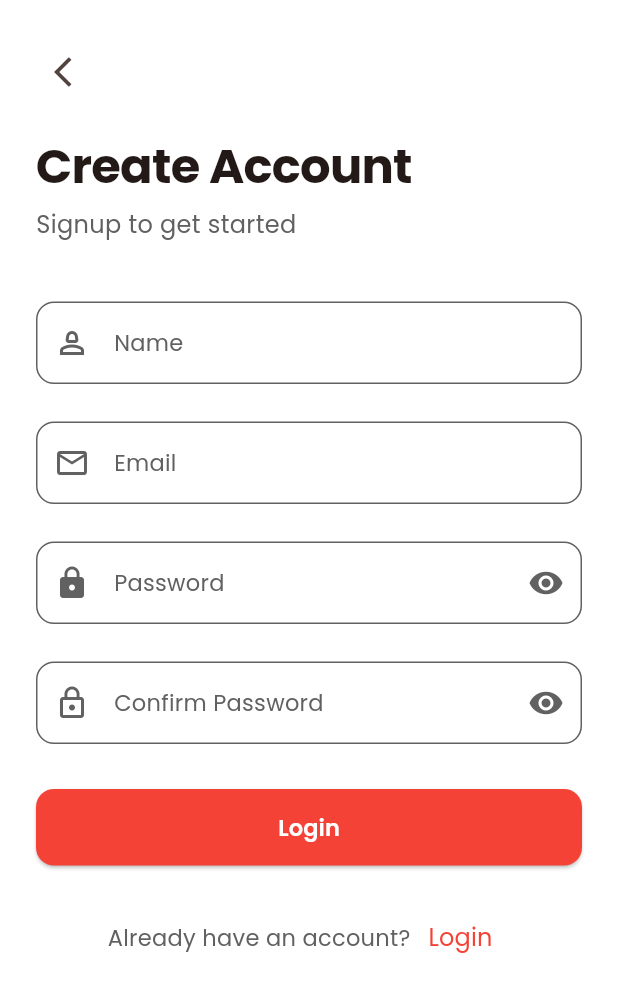
After one commit to ganeshchay2021/E_commerce_modernUI, a Flutter app: the SignUpScreen screen opened directly, on a phone screen of 412 x 824 dp. The commit adds this screen. Shown: the top 992 px of the screen. Run offline on Flutter 3.47's test engine with Material 3 defaults, Android fonts, the phone set to English and light mode, and no system bars; our stand-ins replace bloc, email_validator, flutter_bloc, google_fonts, shared_preferences; accounts and stored records are empty.

Commit message:
login, signup and forgot password screen added

```diff
--- /dev/null
+++ b/lib/view/signup/signup_screen.dart
@@ -0,0 +1,250 @@
+import 'package:e_commerce_modernui/utils/app_text_styles.dart';
+import 'package:e_commerce_modernui/widgets/custom_iconbutton.dart';
+import 'package:e_commerce_modernui/widgets/custom_textfield.dart';
+import 'package:email_validator/email_validator.dart';
+import 'package:flutter/material.dart';
+
+class SignUpScreen extends StatefulWidget {
+  const SignUpScreen({super.key});
+
+  @override
+  State<SignUpScreen> createState() => _SignUpScreenState();
+}
+
+class _SignUpScreenState extends State<SignUpScreen> {
+  final TextEditingController nameController = TextEditingController();
+  final TextEditingController emailController = TextEditingController();
+  final TextEditingController passwordController = TextEditingController();
+  final TextEditingController confirmPasswordControler =
+      TextEditingController();
+
+  void _handleSignUp() {}
+
+  @override
+  Widget build(BuildContext context) {
+    bool isDark = Theme.of(context).brightness == Brightness.dark;
+    return Scaffold(
+      body: SafeArea(
+        child: SingleChildScrollView(
+          child: Padding(
+            padding: const EdgeInsets.all(24),
+            child: Column(
+              mainAxisAlignment: MainAxisAlignment.center,
+              crossAxisAlignment: CrossAxisAlignment.start,
+              children: [
+                CustomIconbutton(
+                    icon: Icons.arrow_back_ios,
+                    onTap: () {
+                      Navigator.pop(context);
+                    }),
+                const SizedBox(
+                  height: 20,
+                ),
+                Text(
+                  "Create Account",
+                  style: AppTextstyles.withColor(AppTextstyles.h1,
+                      Theme.of(context).textTheme.bodyLarge!.color!),
+                ),
+                const SizedBox(
+                  height: 8,
+                ),
+                Text(
+                  "Signup to get started",
+                  style: AppTextstyles.withColor(AppTextstyles.bodyLarge,
+                      isDark ? Colors.grey[300]! : Colors.grey[700]!),
+                ),
+                const SizedBox(
+                  height: 40,
+                ),
+                CustomTextfield(
+                  label: "Name",
+                  icon: Icons.person_2_outlined,
+                  textEditingController: nameController,
+                  validator: (value) {
+                    if (value == "" || value == null) {
+                      ScaffoldMessenger.of(context).showSnackBar(
+                        SnackBar(
+                          backgroundColor: Theme.of(context).primaryColor,
+                          content: Text(
+                            "Please enter name",
+                            style: AppTextstyles.withColor(
+                              AppTextstyles.withWeight(
+                                  AppTextstyles.bodySmall, FontWeight.w500),
+                              Colors.white,
+                            ),
+                          ),
+                        ),
+                      );
+                    } else {
+                      return null;
+                    }
+                  },
+                ),
+                const SizedBox(
+                  height: 25,
+                ),
+                CustomTextfield(
+                  label: "Email",
+                  icon: Icons.email_outlined,
+                  textEditingController: emailController,
+                  validator: (value) {
+                    if (value == "" || value == null) {
+                      ScaffoldMessenger.of(context).showSnackBar(
+                        SnackBar(
+                          backgroundColor: Theme.of(context).primaryColor,
+                          content: Text(
+                            "Please enter Email",
+                            style: AppTextstyles.withColor(
+                              AppTextstyles.withWeight(
+                                  AppTextstyles.bodySmall, FontWeight.w500),
+                              Colors.white,
+                            ),
+                          ),
+                        ),
+                      );
+                    } else if (EmailValidator.validate(value.toString())) {
+                      ScaffoldMessenger.of(context).showSnackBar(
+                        SnackBar(
+                          backgroundColor: Theme.of(context).primaryColor,
+                          content: Text(
+                            "Please enter valid email",
+                            style: AppTextstyles.withColor(
+                              AppTextstyles.withWeight(
+                                  AppTextstyles.bodySmall, FontWeight.w500),
+                              Colors.white,
+                            ),
+                          ),
+                        ),
+                      );
+                    } else {
+                      return null;
+                    }
+                  },
+                ),
+                const SizedBox(
+                  height: 25,
+                ),
+                CustomTextfield(
+                  isPassword: true,
+                  label: "Password",
+                  icon: Icons.lock,
+                  textEditingController: passwordController,
+                  validator: (value) {
+                    if (value == "" || value == null) {
+                      ScaffoldMessenger.of(context).showSnackBar(
+                        SnackBar(
+                          backgroundColor: Theme.of(context).primaryColor,
+                          content: Text(
+                            "Please enter password",
+                            style: AppTextstyles.withColor(
+                              AppTextstyles.withWeight(
+                                  AppTextstyles.bodySmall, FontWeight.w500),
+                              Colors.white,
+                            ),
+                          ),
+                        ),
+                      );
+                    } else {
+                      return null;
+                    }
+                  },
+                ),
+                const SizedBox(
+                  height: 25,
+                ),
+                CustomTextfield(
+                  isPassword: true,
+                  label: "Confirm Password",
+                  icon: Icons.lock_outline,
+                  textEditingController: confirmPasswordControler,
+                  validator: (value) {
+                    if (value == "" || value == null) {
+                      ScaffoldMessenger.of(context).showSnackBar(
+                        SnackBar(
+                          backgroundColor: Theme.of(context).primaryColor,
+                          content: Text(
+                            "Please enter password",
+                            style: AppTextstyles.withColor(
+                              AppTextstyles.withWeight(
+                                  AppTextstyles.bodySmall, FontWeight.w500),
+                              Colors.white,
+                            ),
+                          ),
+                        ),
+                      );
+                    } else if (passwordController.text !=
+                        confirmPasswordControler.text) {
+                      SnackBar(
+                        backgroundColor: Theme.of(context).primaryColor,
+                        content: Text(
+                          "Please enter password",
+                          style: AppTextstyles.withColor(
+                            AppTextstyles.withWeight(
+                                AppTextstyles.bodySmall, FontWeight.w500),
+                            Colors.white,
+                          ),
+                        ),
+                      );
+                    } else {
+                      return null;
+                    }
+                  },
+                ),
+
+                const SizedBox(
+                  height: 30,
+                ),
+
+                //login button
+                SizedBox(
+                  width: double.infinity,
+                  child: ElevatedButton(
+                    onPressed: _handleSignUp,
+                    style: ElevatedButton.styleFrom(
+                        padding: const EdgeInsets.symmetric(vertical: 15),
+                        shape: RoundedRectangleBorder(
+                          borderRadius: BorderRadius.circular(12),
+                        ),
+                        backgroundColor: Theme.of(context).primaryColor),
+                    child: Text(
+                      "Login",
+                      style: AppTextstyles.withColor(
+                          AppTextstyles.buttonMedium, Colors.white),
+                    ),
+                  ),
+                ),
+
+                const SizedBox(
+                  height: 24,
+                ),
+
+                Row(
+                  mainAxisAlignment: MainAxisAlignment.center,
+                  children: [
+                    Text(
+                      "Already have an account?",
+                      style: AppTextstyles.withColor(AppTextstyles.bodyMedium,
+                          isDark ? Colors.grey[300]! : Colors.grey[700]!),
+                    ),
+                    TextButton(
+                      onPressed: () {
+                        Navigator.pop(context);
+                      },
+                      child: Text(
+                        "Login",
+                        style: AppTextstyles.withColor(
+                          AppTextstyles.bodyLarge,
+                          Theme.of(context).primaryColor,
+                        ),
+                      ),
+                    )
+                  ],
+                )
+              ],
+            ),
+          ),
+        ),
+      ),
+    );
+  }
+}
--- a/lib/view/splash/splash_screen.dart
+++ b/lib/view/splash/splash_screen.dart
@@ -1,10 +1,9 @@
 // ignore_for_file: public_member_api_docs, sort_constructors_first
 import 'dart:async';
 
+import 'package:e_commerce_modernui/view/login/login_screen.dart';
 import 'package:flutter/cupertino.dart';
 import 'package:flutter/material.dart';
-
-import 'package:e_commerce_modernui/view/home/home_screen.dart';
 import 'package:e_commerce_modernui/view/onboarding/onboarding_screen.dart';
 import 'package:shared_preferences/shared_preferences.dart';
 
@@ -35,7 +34,7 @@ class _SplashScreenState extends State<SplashScreen> {
         context,
         CupertinoPageRoute(
           builder: (context) => showOnBoard
-              ? const HomeScreen()
+              ? const LoginScreen()
               : const OnboardingScreen(),
         ),
       );
--- /dev/null
+++ b/lib/widgets/custom_iconbutton.dart
@@ -0,0 +1,17 @@
+// ignore_for_file: public_member_api_docs, sort_constructors_first
+import 'package:flutter/material.dart';
+
+class CustomIconbutton extends StatelessWidget {
+  final IconData icon;
+  final VoidCallback onTap;
+  const CustomIconbutton({
+    super.key,
+    required this.icon,
+    required this.onTap,
+  });
+
+  @override
+  Widget build(BuildContext context) {
+    return IconButton(onPressed: onTap, icon: Icon(icon));
+  }
+}
--- /dev/null
+++ b/lib/widgets/custom_textfield.dart
@@ -0,0 +1,97 @@
+// ignore_for_file: public_member_api_docs, sort_constructors_first
+import 'package:e_commerce_modernui/utils/app_text_styles.dart';
+import 'package:flutter/material.dart';
+
+class CustomTextfield extends StatefulWidget {
+  final String label;
+  final IconData icon;
+  final TextInputType keyBoardType;
+  final bool isPassword;
+  final TextEditingController textEditingController;
+  final String? Function(String?)? validator;
+  final void Function(String)? onChange;
+
+  const CustomTextfield({
+    super.key,
+    required this.label,
+    required this.icon,
+    this.keyBoardType = TextInputType.text,
+    this.isPassword = false,
+    required this.textEditingController,
+    this.validator,
+    this.onChange,
+  });
+
+  @override
+  State<CustomTextfield> createState() => _CustomTextfieldState();
+}
+
+class _CustomTextfieldState extends State<CustomTextfield> {
+  bool showPassword = false;
+  @override
+  Widget build(BuildContext context) {
+    bool isDark = Theme.of(context).brightness == Brightness.dark;
+    return TextFormField(
+      controller: widget.textEditingController,
+      obscureText: showPassword,
+      keyboardType: widget.keyBoardType,
+      validator: widget.validator,
+      onChanged: widget.onChange,
+      style: AppTextstyles.withColor(
+        AppTextstyles.bodyMedium,
+        Theme.of(context).textTheme.bodyLarge!.color!,
+      ),
+      decoration: InputDecoration(
+        labelText: widget.label,
+        labelStyle: AppTextstyles.withColor(
+          AppTextstyles.bodyMedium,
+          isDark ? Colors.grey[300]! : Colors.grey[700]!,
+        ),
+        prefixIcon: Icon(
+          widget.icon,
+          color: isDark ? Colors.grey[300]! : Colors.grey[700]!,
+        ),
+        suffixIcon: widget.isPassword
+            ? IconButton(
+                onPressed: () {
+                  setState(
+                    () {
+                      showPassword = !showPassword;
+                    },
+                  );
+                },
+                icon: Icon(
+                  showPassword ? Icons.visibility_off : Icons.visibility,
+                  color: isDark ? Colors.grey[300]! : Colors.grey[700]!,
+                ),
+              )
+            : null,
+        border: OutlineInputBorder(
+          borderRadius: BorderRadius.circular(12),
+          borderSide:
+              BorderSide(color: isDark ? Colors.grey[300]! : Colors.grey[700]!),
+        ),
+        enabledBorder: OutlineInputBorder(
+          borderRadius: BorderRadius.circular(12),
+          borderSide:
+              BorderSide(color: isDark ? Colors.grey[300]! : Colors.grey[700]!),
+        ),
+        focusedBorder: OutlineInputBorder(
+          borderRadius: BorderRadius.circular(12),
+          borderSide:
+              BorderSide(color: Theme.of(context).primaryColor),
+        ),
+        errorBorder: OutlineInputBorder(
+          borderRadius: BorderRadius.circular(12),
+          borderSide:
+              BorderSide(color: Theme.of(context).colorScheme.error),
+        ),
+         focusedErrorBorder: OutlineInputBorder(
+          borderRadius: BorderRadius.circular(12),
+          borderSide:
+              BorderSide(color: Theme.of(context).colorScheme.error),
+        ),
+      ),
+    );
+  }
+}
--- a/pubspec.yaml
+++ b/pubspec.yaml
@@ -39,6 +39,7 @@ dependencies:
   flutter_bloc:
   bloc:
   shared_preferences:
+  email_validator:
 
 dev_dependencies:
   flutter_test:
```
Also changed, not shown: lib/view/forgot password/forgot_password_screen.dart (added, +153 -0 lines), lib/view/login/login_screen.dart (added, +202 -0 lines), lib/view/onboarding/onboarding_screen.dart (+0 -7 lines), pubspec.lock.
